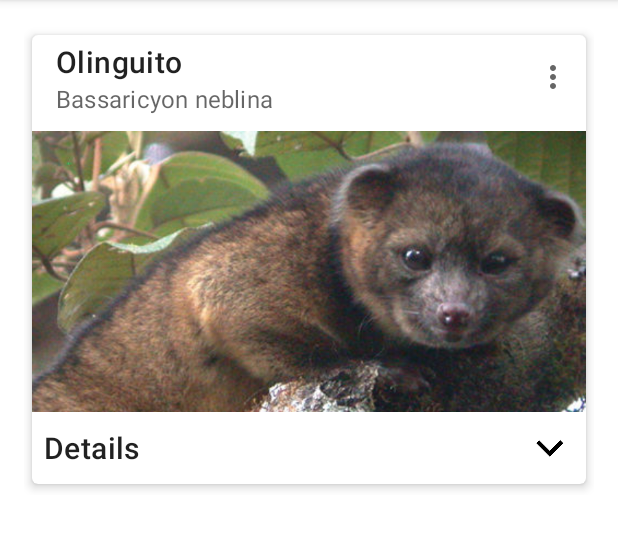
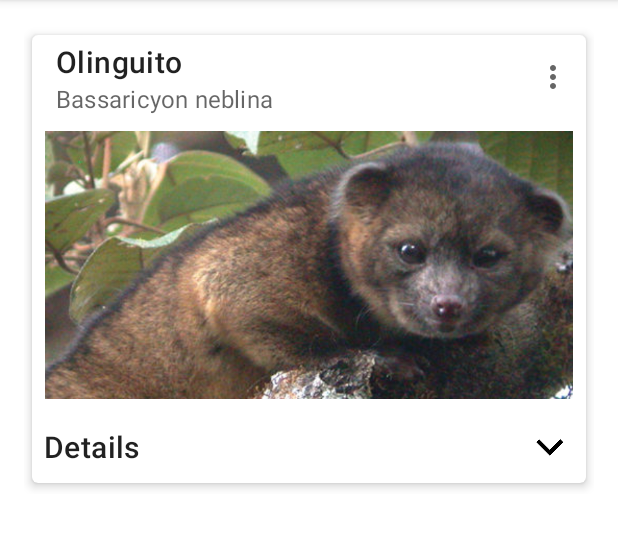
Before and after one commit to danielme-com/Android-CardView-Demo, an Android app: the screen it shows after launch (MainActivity), on a phone screen of 412 x 824 dp, the part 84-634 px from its top. Run offline under Robolectric (Android 15) with nearby library versions, the phone set to English and light mode, and no system bars.

Commit message:
margin para el ImageView

```diff
--- a/app/src/main/res/layout/activity_main.xml
+++ b/app/src/main/res/layout/activity_main.xml
@@ -39,7 +39,7 @@
                     android:id="@+id/imageView"
                     android:layout_width="wrap_content"
                     android:layout_height="wrap_content"
-                    android:layout_marginTop="8dp"
+                    android:layout_margin="8dp"
                     android:adjustViewBounds="true"
                     android:contentDescription="@string/olinguito"
                     android:src="@drawable/olinguito" />
```
